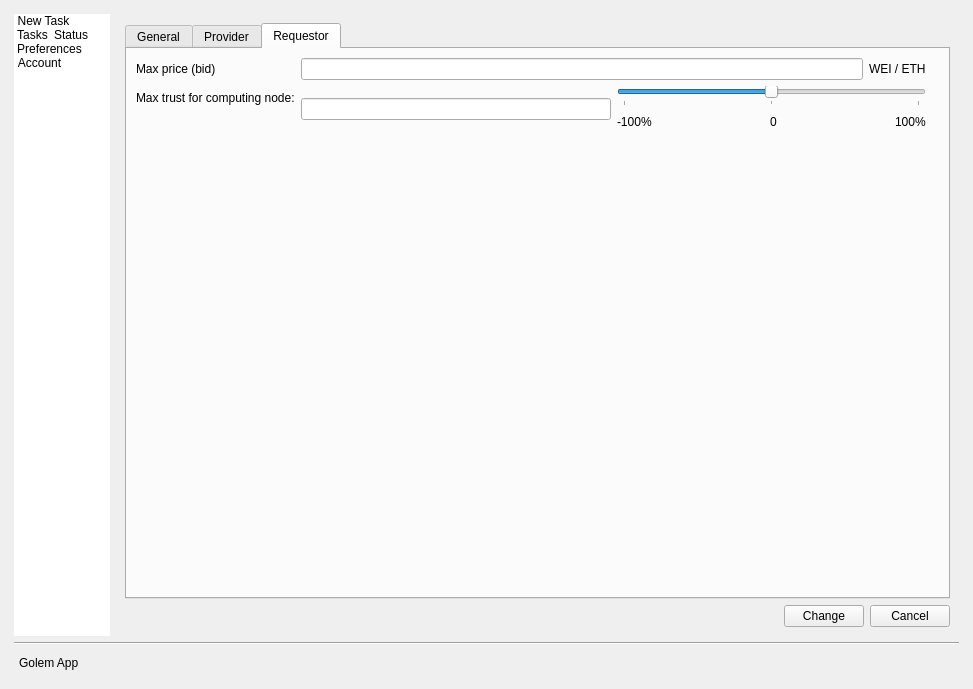
Above: gnr/ui/AppMainWindow.ui from golemfactory/clay before the change. Below: the same form after it.
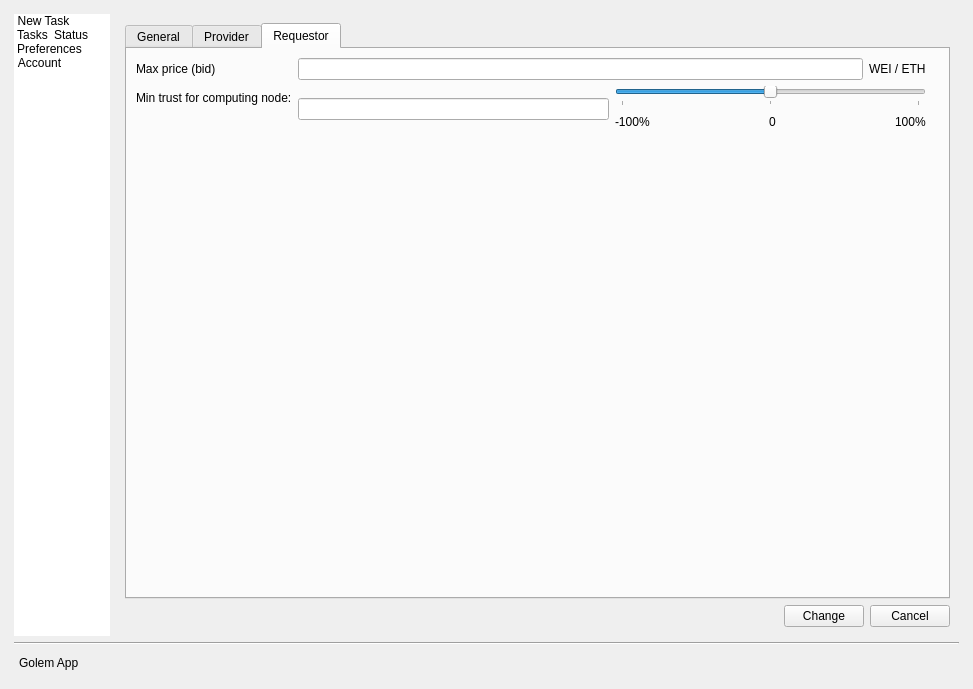
That is the form after the change. The open tabs and pages were chosen to show the change. Icons and pictures are not drawn. Custom widgets are drawn as their Qt base class.

Diff of the .ui file:
```diff
--- a/gnr/ui/AppMainWindow.ui
+++ b/gnr/ui/AppMainWindow.ui
@@ -2109,7 +2109,7 @@
                        <string>What is the maximal reputation of nodes you want to cooperate with as a requestor</string>
                       </property>
                       <property name="text">
-                       <string>Max trust for computing node:</string>
+                       <string>Min trust for computing node:</string>
                       </property>
                      </widget>
                     </item>
```
Left out of the diff: 44 changed lines with no effect on the pictures.
